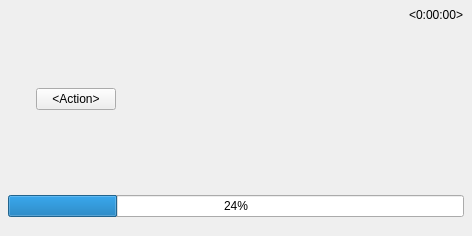
Old version of the form client/nx_client_desktop/src/nx/client/desktop/event_search/widgets/event_tile.ui in the repository networkoptix/nx_open.
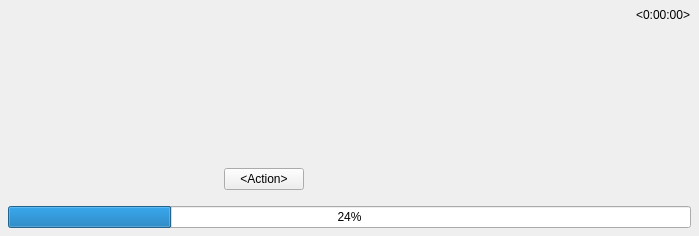
New version of the form. Custom widgets are drawn as their Qt base class.

Commit message:
VMS-8211: Optional wide mode for tiles with previews
<==== Mercurial data ====>
Branch: x_VMS-8211_wide_tiles

What changed in the file:
```diff
--- a/client/nx_client_desktop/src/nx/client/desktop/event_search/widgets/event_tile.ui
+++ b/client/nx_client_desktop/src/nx/client/desktop/event_search/widgets/event_tile.ui
@@ -6,7 +6,7 @@
    <rect>
     <x>0</x>
     <y>0</y>
-    <width>472</width>
+    <width>699</width>
     <height>236</height>
    </rect>
   </property>
@@ -66,6 +66,39 @@
         </property>
        </widget>
       </item>
+      <item>
+       <widget class="QWidget" name="wideHolder" native="true">
+        <property name="minimumSize">
+         <size>
+          <width>180</width>
+          <height>0</height>
+         </size>
+        </property>
+        <property name="maximumSize">
+         <size>
+          <width>180</width>
+          <height>16777215</height>
+         </size>
+        </property>
+        <layout class="QVBoxLayout" name="verticalLayout_5">
+         <property name="spacing">
+          <number>0</number>
+         </property>
+         <property name="leftMargin">
+          <number>0</number>
+         </property>
+         <property name="topMargin">
+          <number>0</number>
+         </property>
+         <property name="rightMargin">
+          <number>0</number>
+         </property>
+         <property name="bottomMargin">
+          <number>0</number>
+         </property>
+        </layout>
+       </widget>
+      </item>
       <item>
        <layout class="QGridLayout" name="gridLayout">
         <property name="horizontalSpacing">
@@ -167,6 +200,24 @@
          </widget>
         </item>
         <item row="3" column="0" colspan="2">
+         <widget class="QWidget" name="narrowHolder" native="true">
+          <layout class="QVBoxLayout" name="verticalLayout_4">
+           <property name="spacing">
+            <number>0</number>
+           </property>
+           <property name="leftMargin">
+            <number>0</number>
+           </property>
+           <property name="topMargin">
+            <number>0</number>
+           </property>
+           <property name="rightMargin">
+            <number>0</number>
+           </property>
+           <property name="bottomMargin">
+            <number>0</number>
+           </property>
+           <item>
          <widget class="QnResourcePreviewWidget" name="previewWidget" native="true">
           <property name="sizePolicy">
            <sizepolicy hsizetype="Fixed" vsizetype="Fixed">
@@ -186,6 +237,22 @@
             <height>104</height>
            </size>
           </property>
+            </widget>
+           </item>
+           <item>
+            <spacer name="verticalSpacer">
+             <property name="orientation">
+              <enum>Qt::Vertical</enum>
+             </property>
+             <property name="sizeHint" stdset="0">
+              <size>
+               <width>20</width>
+               <height>1</height>
+              </size>
+             </property>
+            </spacer>
+           </item>
+          </layout>
          </widget>
         </item>
        </layout>
```
Left out of the diff: 46 changed lines with no effect on the pictures. Lines whose indentation alone changed are shown as unchanged. The commit also changes 3 other files.
